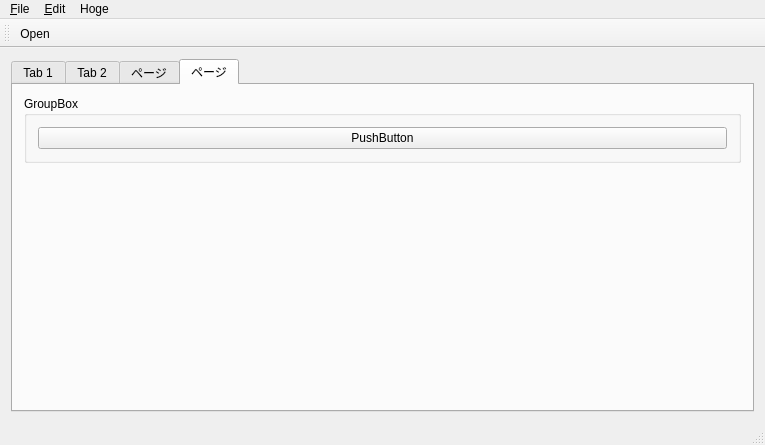
The window that example/MainWindow.ui (soramimi/QtDarkStyle) describes before a commit, drawn with Qt 5.
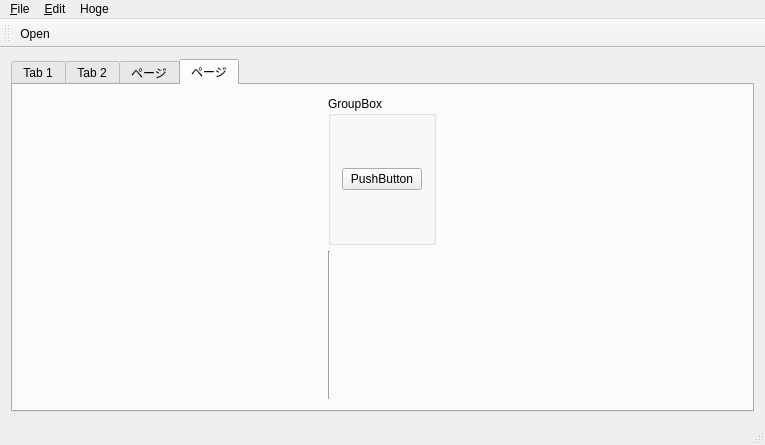
The same window after the commit.

Commit message: QFrameの描画改善(mac)

Patch:
```diff
--- a/example/MainWindow.ui
+++ b/example/MainWindow.ui
@@ -411,17 +411,11 @@
          </widget>
         </item>
         <item row="1" column="0">
-         <spacer name="verticalSpacer">
+         <widget class="Line" name="line">
           <property name="orientation">
            <enum>Qt::Vertical</enum>
           </property>
-          <property name="sizeHint" stdset="0">
-           <size>
-            <width>20</width>
-            <height>40</height>
-           </size>
-          </property>
-         </spacer>
+         </widget>
         </item>
        </layout>
       </widget>
```
The commit also changes 1 other file.
